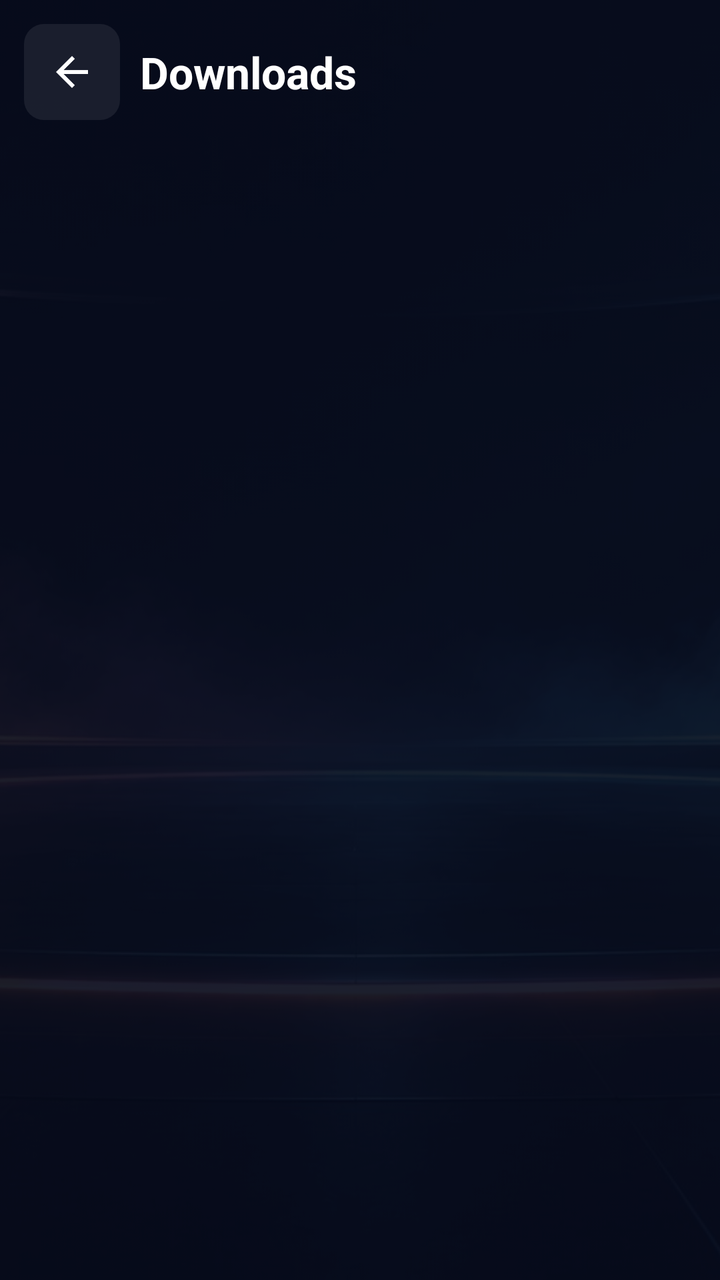
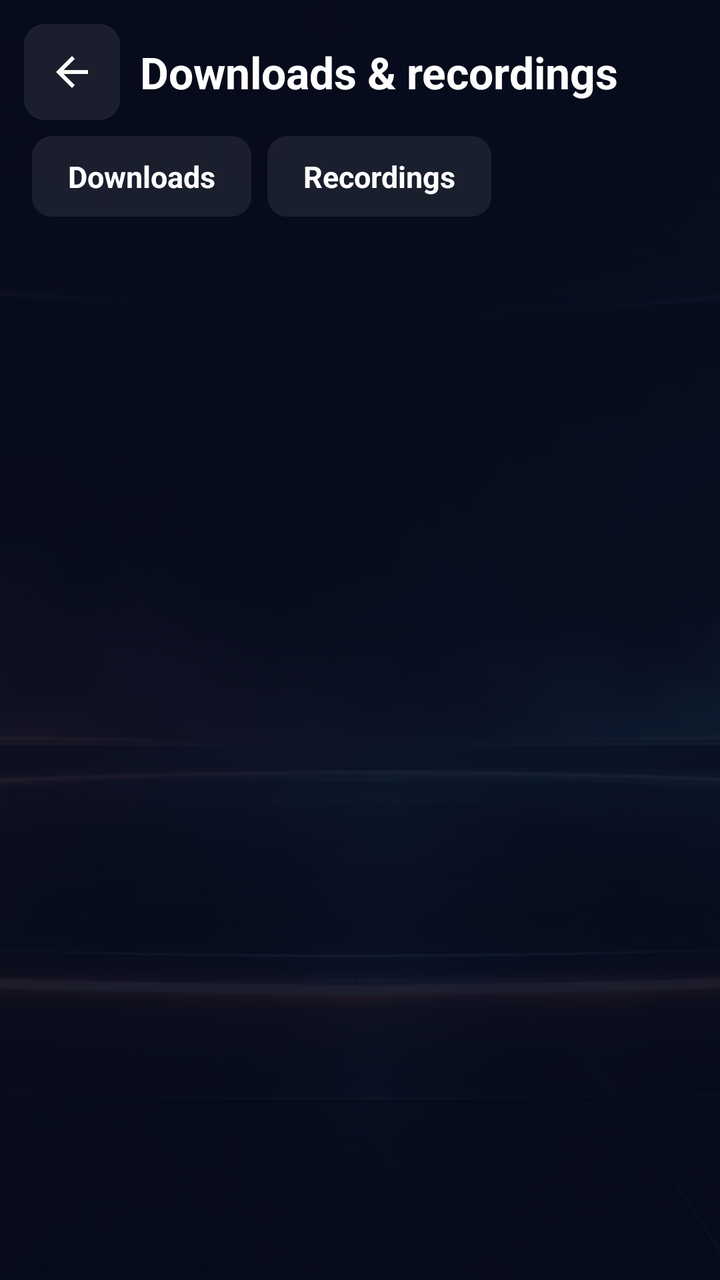

Before-and-after screenshots of an Android layout around one commit, followed by the original layout XML and the change that was made.
<!-- AndroidManifest.xml: application theme Theme.Farloh -->
<!-- res/layout/activity_downloads.xml -->
<?xml version="1.0" encoding="utf-8"?>
<FrameLayout xmlns:android="http://schemas.android.com/apk/res/android"
    android:layout_width="match_parent" android:layout_height="match_parent">

    <ImageView android:layout_width="match_parent" android:layout_height="match_parent" android:alpha="0.3"
        android:scaleType="centerCrop" android:src="@drawable/farloh_bg" android:importantForAccessibility="no" />
    <View android:layout_width="match_parent" android:layout_height="match_parent" android:background="#B3070B1A" />

    <LinearLayout android:id="@+id/safe" android:layout_width="match_parent" android:layout_height="match_parent"
        android:orientation="vertical" android:paddingStart="12dp" android:paddingTop="8dp" android:paddingEnd="12dp">
        <LinearLayout android:layout_width="match_parent" android:layout_height="56dp"
            android:gravity="center_vertical" android:orientation="horizontal">
            <ImageButton android:id="@+id/back" style="@style/IconBtn" android:src="@drawable/ic_back"
                android:contentDescription="Back" />
            <TextView android:layout_width="wrap_content" android:layout_height="wrap_content"
                android:layout_marginStart="10dp" android:text="Downloads" android:textColor="@color/text"
                android:textSize="22sp" android:textStyle="bold" />
            <TextView android:id="@+id/space" android:layout_width="0dp" android:layout_height="wrap_content"
                android:layout_weight="1" android:layout_marginStart="12dp" android:gravity="end"
                android:textColor="@color/text2" android:textSize="13sp" />
        </LinearLayout>
        <FrameLayout android:layout_width="match_parent" android:layout_height="match_parent" android:layout_marginTop="8dp">
            <androidx.recyclerview.widget.RecyclerView android:id="@+id/list" android:layout_width="match_parent"
                android:layout_height="match_parent" android:clipToPadding="false" android:paddingBottom="24dp" />
            <TextView android:id="@+id/empty" android:layout_width="wrap_content" android:layout_height="wrap_content"
                android:layout_gravity="center" android:gravity="center" android:padding="24dp"
                android:text="No downloads yet.\n\nOpen a movie and press Download, or hold OK on an episode."
                android:textColor="@color/text2" android:textSize="16sp" android:visibility="gone" />
        </FrameLayout>
    </LinearLayout>
</FrameLayout>
<!-- resources referenced by this layout -->
<resources>
  <color name="text">#FFFFFF</color>
  <color name="text2">#AAB6D3</color>
  <!-- drawable ic_back (drawable) -->
  <?xml version="1.0" encoding="utf-8"?>
  <vector xmlns:android="http://schemas.android.com/apk/res/android" android:width="24dp" android:height="24dp" android:viewportWidth="24" android:viewportHeight="24">
      <path android:fillColor="#FFFFFFFF" android:pathData="M20,11H7.83l5.59,-5.59L12,4l-8,8 8,8 1.41,-1.41L7.83,13H20v-2z" />
  </vector>
  <style name="IconBtn">
          <item name="android:layout_width">48dp</item>
          <item name="android:layout_height">48dp</item>
          <item name="android:background">@drawable/focus_bg</item>
          <item name="android:padding">12dp</item>
          <item name="android:scaleType">fitCenter</item>
          <item name="android:focusable">true</item>
          <item name="android:tint">@color/text</item>
      </style>
  <color name="accent">#FF9F43</color>
  <color name="bg_deep">#070B1A</color>
  <style name="Theme.Farloh.Dialog" parent="Theme.AppCompat.Dialog.Alert">
          <item name="colorAccent">@color/accent</item>
          <item name="android:windowBackground">@drawable/dialog_bg</item>
          <item name="android:textColorPrimary">@color/text</item>
          <item name="android:textColorSecondary">@color/text2</item>
      </style>
  <dimen name="corner">10dp</dimen>
  <!-- drawable dialog_bg (drawable) -->
  <?xml version="1.0" encoding="utf-8"?>
  <inset xmlns:android="http://schemas.android.com/apk/res/android" android:inset="16dp">
      <shape>
          <corners android:radius="16dp" />
          <solid android:color="@color/panel_solid" />
          <stroke android:width="1dp" android:color="#33FFFFFF" />
      </shape>
  </inset>
  <color name="panel_solid">#0E1630</color>
  <!-- unchanged entries left out for length: 3 -->
</resources>

<!-- the commit's change to res/layout/activity_downloads.xml (unified diff, before → after) -->
@@ -13,11 +13,20 @@
             <ImageButton android:id="@+id/back" style="@style/IconBtn" android:src="@drawable/ic_back"
                 android:contentDescription="Back" />
             <TextView android:layout_width="wrap_content" android:layout_height="wrap_content"
-                android:layout_marginStart="10dp" android:text="Downloads" android:textColor="@color/text"
+                android:layout_marginStart="10dp" android:text="Downloads &amp; recordings" android:textColor="@color/text"
                 android:textSize="22sp" android:textStyle="bold" />
             <TextView android:id="@+id/space" android:layout_width="0dp" android:layout_height="wrap_content"
                 android:layout_weight="1" android:layout_marginStart="12dp" android:gravity="end"
                 android:textColor="@color/text2" android:textSize="13sp" />
+        </LinearLayout>
+        
+        <LinearLayout android:id="@+id/tabs" android:layout_width="match_parent" android:layout_height="wrap_content"
+            android:layout_marginTop="4dp" android:orientation="horizontal" android:paddingStart="4dp">
+            <TextView android:id="@+id/tabDownloads" style="@style/Tab" android:background="@drawable/tab_choice_bg"
+                android:textColor="@color/tab_choice_text" android:text="Downloads" android:textStyle="bold" />
+            <TextView android:id="@+id/tabRecordings" style="@style/Tab" android:layout_marginStart="8dp"
+                android:background="@drawable/tab_choice_bg" android:textColor="@color/tab_choice_text"
+                android:text="Recordings" android:textStyle="bold" />
         </LinearLayout>
         <FrameLayout android:layout_width="match_parent" android:layout_height="match_parent" android:layout_marginTop="8dp">
             <androidx.recyclerview.widget.RecyclerView android:id="@+id/list" android:layout_width="match_parent"
<!-- resource entries referenced after the edit -->
@@ -7,6 +7,25 @@
   <vector xmlns:android="http://schemas.android.com/apk/res/android" android:width="24dp" android:height="24dp" android:viewportWidth="24" android:viewportHeight="24">
       <path android:fillColor="#FFFFFFFF" android:pathData="M20,11H7.83l5.59,-5.59L12,4l-8,8 8,8 1.41,-1.41L7.83,13H20v-2z" />
   </vector>
+  <!-- drawable tab_choice_bg (drawable) -->
+  <?xml version="1.0" encoding="utf-8"?>
+  <selector xmlns:android="http://schemas.android.com/apk/res/android">
+      <item android:state_selected="true" android:state_focused="true">
+          <shape><corners android:radius="@dimen/corner" /><solid android:color="@color/accent" /><stroke android:width="3dp" android:color="#FFFFFFFF" /></shape>
+      </item>
+      <item android:state_selected="true">
+          <shape><corners android:radius="@dimen/corner" /><solid android:color="@color/accent" /></shape>
+      </item>
+      <item android:state_focused="true">
+          <shape><corners android:radius="@dimen/corner" /><solid android:color="#40FF9F43" /><stroke android:width="3dp" android:color="@color/accent" /></shape>
+      </item>
+      <item android:state_pressed="true">
+          <shape><corners android:radius="@dimen/corner" /><solid android:color="#33FFFFFF" /></shape>
+      </item>
+      <item>
+          <shape><corners android:radius="@dimen/corner" /><solid android:color="#14FFFFFF" /></shape>
+      </item>
+  </selector>
   <style name="IconBtn">
           <item name="android:layout_width">48dp</item>
           <item name="android:layout_height">48dp</item>
@@ -15,6 +34,19 @@
           <item name="android:scaleType">fitCenter</item>
           <item name="android:focusable">true</item>
           <item name="android:tint">@color/text</item>
+      </style>
+  <style name="Tab">
+          <item name="android:layout_width">wrap_content</item>
+          <item name="android:layout_height">wrap_content</item>
+          <item name="android:background">@drawable/focus_bg</item>
+          <item name="android:clickable">true</item>
+          <item name="android:focusable">true</item>
+          <item name="android:paddingStart">18dp</item>
+          <item name="android:paddingEnd">18dp</item>
+          <item name="android:paddingTop">10dp</item>
+          <item name="android:paddingBottom">10dp</item>
+          <item name="android:textColor">@color/text</item>
+          <item name="android:textSize">15sp</item>
       </style>
   <color name="accent">#FF9F43</color>
   <color name="bg_deep">#070B1A</color>
